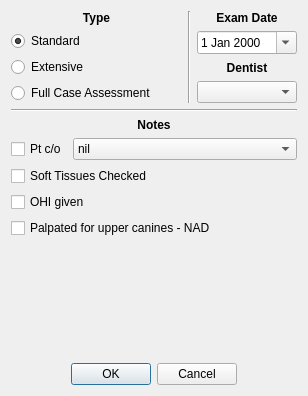
Before: the Qt Designer form src/openmolar/qt-designer/exam_wizard.ui in rowinggolfer/openmolar1, drawn with Qt 5.
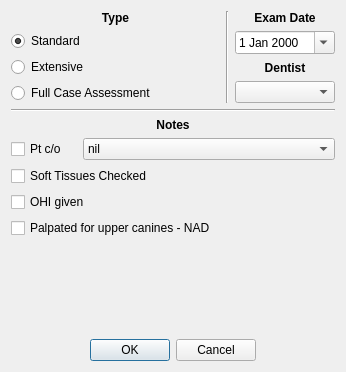
After: the same form once the commit is applied.

What changed in the file:
```diff
--- a/src/openmolar/qt-designer/exam_wizard.ui
+++ b/src/openmolar/qt-designer/exam_wizard.ui
@@ -6,8 +6,8 @@
    <rect>
     <x>0</x>
     <y>0</y>
-    <width>308</width>
-    <height>396</height>
+    <width>346</width>
+    <height>372</height>
    </rect>
   </property>
   <property name="windowTitle">
```
